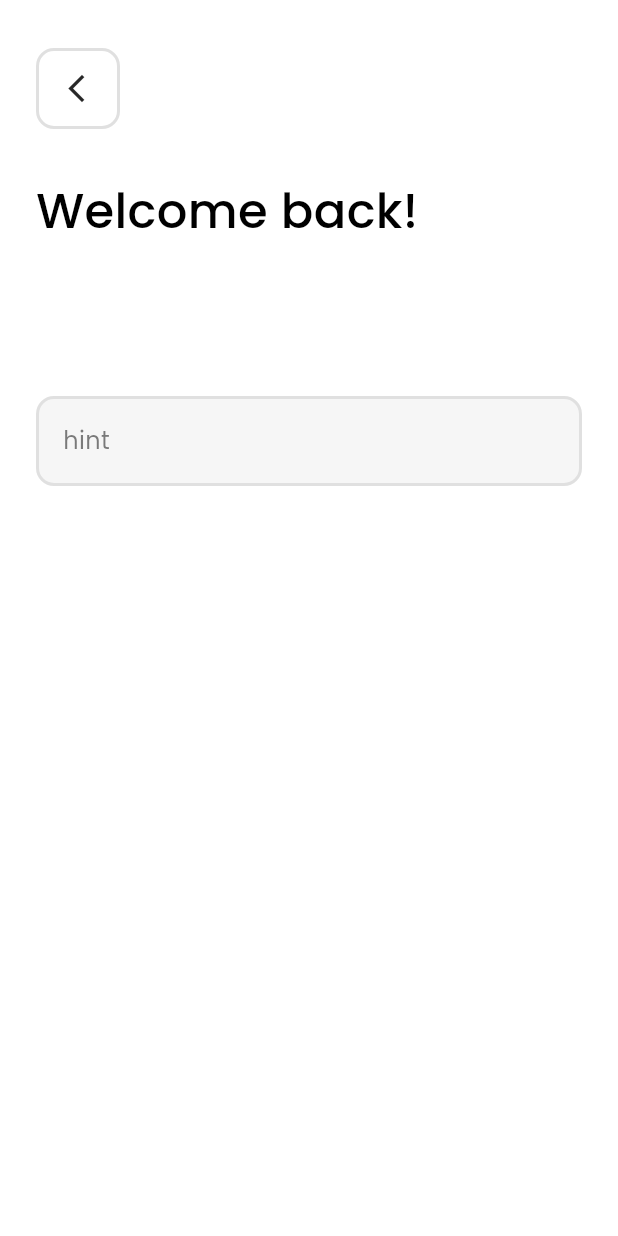
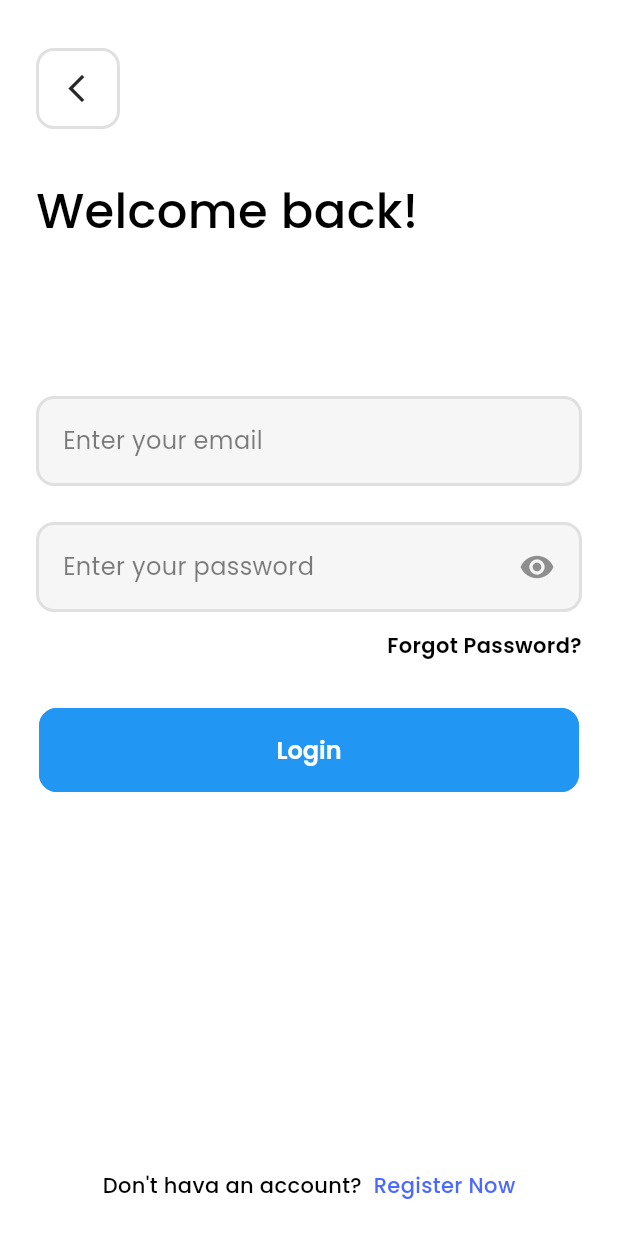
Before and after one commit to L-Mosca/movie_spot, a Flutter app: the screen it shows after launch, swiped to page 2, on a phone screen of 412 x 824 dp. Run offline on Flutter 3.47's test engine with Material 3 defaults, Android fonts, the light colour scheme and no system bars; our stand-ins replace equatable, flutter_bloc.

Commit message:
Feature: Create sign in page design and setup events.

```diff
--- a/lib/ui/screens/login/login_page.dart
+++ b/lib/ui/screens/login/login_page.dart
@@ -17,7 +17,11 @@ class LoginPage extends StatefulWidget {
 }
 
 class _LoginPageState extends State<LoginPage> {
-  final _widgetList = const [GreetingsPage(), SignInPage(), SignUpPage()];
+  final _widgetList = [
+    const GreetingsPage(),
+    const SignInPage(),
+    const SignUpPage()
+  ];
   final _pageController = PageController(initialPage: 0);
 
   @override
--- a/lib/ui/screens/login/sign_in/bloc/sign_in_bloc.dart
+++ b/lib/ui/screens/login/sign_in/bloc/sign_in_bloc.dart
@@ -7,10 +7,18 @@ class SignInBloc extends Bloc<SignInEvent, SignInState> {
 
   SignInBloc() : super(const SignInState()) {
     on<SignInInitEvent>(_init);
+    on<SignInLoginEvent>(_doLogin);
   }
 
   void _init(SignInInitEvent event, Emitter<SignInState> emitter) async {
     _signInState = _signInState.copyWith(status: SignInStatus.initial);
     emitter(_signInState);
   }
+
+  void _doLogin(SignInLoginEvent event, Emitter<SignInState> emitter) async {
+    final email = event.email;
+    final password = event.password;
+
+    print("test user data: email: $email, password: $password");
+  }
 }
--- a/lib/ui/screens/login/sign_in/bloc/sign_in_event.dart
+++ b/lib/ui/screens/login/sign_in/bloc/sign_in_event.dart
@@ -1,3 +1,10 @@
 abstract class SignInEvent {}
 
 class SignInInitEvent extends SignInEvent {}
+
+class SignInLoginEvent extends SignInEvent {
+  final String email;
+  final String password;
+
+  SignInLoginEvent({required this.email, required this.password});
+}
--- a/lib/ui/screens/login/sign_in/sign_in_page.dart
+++ b/lib/ui/screens/login/sign_in/sign_in_page.dart
@@ -1,21 +1,36 @@
 import 'package:flutter/material.dart';
 import 'package:flutter_bloc/flutter_bloc.dart';
-import 'package:movie_spot/app/providers/theme_provider.dart';
 import 'package:movie_spot/ui/screens/login/bloc/login_bloc.dart';
+import 'package:movie_spot/ui/screens/login/bloc/login_event.dart';
 import 'package:movie_spot/ui/screens/login/sign_in/bloc/sign_in_bloc.dart';
 import 'package:movie_spot/ui/screens/login/sign_in/widgets/sign_in_back_button.dart';
+import 'package:movie_spot/ui/screens/login/sign_in/widgets/sign_in_dont_have_account.dart';
+import 'package:movie_spot/ui/screens/login/sign_in/widgets/sign_in_email_field.dart';
+import 'package:movie_spot/ui/screens/login/sign_in/widgets/sign_in_forgot_password.dart';
+import 'package:movie_spot/ui/screens/login/sign_in/widgets/sign_in_login_button.dart';
+import 'package:movie_spot/ui/screens/login/sign_in/widgets/sign_in_password_field.dart';
 import 'package:movie_spot/ui/screens/login/sign_in/widgets/sign_in_title.dart';
-import 'package:movie_spot/ui/system_design/ms_text_field.dart';
+import 'package:movie_spot/utils/constants/app_constants.dart';
 import 'package:movie_spot/utils/constants/sizes.dart';
+import 'package:movie_spot/utils/device/device_utils.dart';
 
+import 'bloc/sign_in_event.dart';
 import 'bloc/sign_in_state.dart';
 
-class SignInPage extends StatelessWidget {
+class SignInPage extends StatefulWidget {
   const SignInPage({super.key});
 
   @override
+  State<SignInPage> createState() => _SignInPageState();
+}
+
+class _SignInPageState extends State<SignInPage> {
+  String _email = "";
+  String _password = "";
+
+  @override
   Widget build(BuildContext context) {
-    final loginBloc = BlocProvider.of<LoginBloc>(context);
+    final LoginBloc loginBloc = BlocProvider.of<LoginBloc>(context);
 
     return BlocListener<SignInBloc, SignInState>(
       listener: _onChanged,
@@ -27,28 +42,66 @@ class SignInPage extends StatelessWidget {
 
   Widget _pageContent(LoginBloc bloc) {
     return BlocBuilder<SignInBloc, SignInState>(builder: (context, state) {
-      return Container(
+      return GestureDetector(
+        onTap: _hideKeyboard(),
+        child: Container(
           margin: const EdgeInsets.symmetric(horizontal: AppSizes.lg),
           child: Column(
             children: [
               SignInBackButton(onPressed: _back(bloc, context)),
-            Expanded(
-              child: Column(
-                children: [
-                  const SignInTitle(),
-                  const SizedBox(height: 100),
-                  MsTextField(onTextChanged: (_) {}, hintText: 'hint')
+              _loginForm(bloc),
+              SignInDontHaveAccount(onPressed: _navigateToSignUp(bloc))
             ],
           ),
-            )
-          ],
         ),
       );
     });
   }
 
+  Widget _loginForm(LoginBloc bloc) {
+    return Expanded(
+      child: SingleChildScrollView(
+        child: Column(
+          children: [
+            const SignInTitle(),
+            const SizedBox(height: 100),
+            SignInEmailField(onTextChanged: _updateEmailValue),
+            const SizedBox(height: AppSizes.lg),
+            SignInPasswordField(onTextChanged: _updatePasswordValue),
+            const SizedBox(height: 12.0),
+            SignInForgotPassword(onPressed: _navigateToSignUp(bloc)),
+            const SizedBox(height: AppSizes.xl),
+            SignInLoginButton(onPressed: _doLogin()),
+          ],
+        ),
+      ),
+    );
+  }
+
+  void _updateEmailValue(String newValue) {
+    setState(() => _email = newValue);
+  }
+
+  void _updatePasswordValue(String newValue) {
+    setState(() => _password = newValue);
+  }
+
+  void Function() _navigateToSignUp(LoginBloc bloc) => () {
+        bloc.add(LoginChangePageEvent(newIndex: AppConstants.signUpPageIndex));
+      };
+
+  void Function() _doLogin() => () {
+        _hideKeyboard();
+        context
+            .read<SignInBloc>()
+            .add(SignInLoginEvent(email: _email, password: _password));
+      };
+
   void Function() _back(LoginBloc bloc, BuildContext context) => () {
-        context.switchThemeMode();
-        //bloc.add(LoginBackPageEvent());
+        bloc.add(LoginBackPageEvent());
+      };
+
+  void Function() _hideKeyboard() => () {
+        DeviceUtils.hideKeyboard(context);
       };
 }
--- /dev/null
+++ b/lib/ui/screens/login/sign_in/widgets/sign_in_dont_have_account.dart
@@ -0,0 +1,49 @@
+import 'package:flutter/material.dart';
+import 'package:movie_spot/localization/localization_extensions.dart';
+import 'package:movie_spot/ui/system_design/ms_text.dart';
+import 'package:movie_spot/utils/constants/app_colors.dart';
+import 'package:movie_spot/utils/constants/sizes.dart';
+
+class SignInDontHaveAccount extends StatelessWidget {
+  const SignInDontHaveAccount({super.key, required this.onPressed});
+
+  final void Function() onPressed;
+
+  @override
+  Widget build(BuildContext context) {
+    return Align(
+      alignment: Alignment.bottomCenter,
+      child: Container(
+        margin: _margin,
+        child: Row(
+          mainAxisAlignment: MainAxisAlignment.center,
+          children: [
+            _dontHaveAccount(context),
+            _registerNow(context),
+          ],
+        ),
+      ),
+    );
+  }
+
+  EdgeInsets get _margin => const EdgeInsets.only(
+        bottom: AppSizes.lg,
+        right: AppSizes.sm,
+        left: AppSizes.sm,
+      );
+
+  MsText _dontHaveAccount(BuildContext context) => MsText(
+        text: context.appLocalizations.dontHasAccount,
+        fontWeight: FontWeight.w500,
+      );
+
+  Widget _registerNow(BuildContext context) => GestureDetector(
+        onTap: onPressed,
+        child: MsText(
+          text: "  ${context.appLocalizations.registerNow}",
+          fontLightColor: AppColors.primary,
+          fontDarkColor: AppColors.primary,
+          fontWeight: FontWeight.w500,
+        ),
+      );
+}
--- /dev/null
+++ b/lib/ui/screens/login/sign_in/widgets/sign_in_email_field.dart
@@ -0,0 +1,20 @@
+import 'package:flutter/material.dart';
+import 'package:movie_spot/localization/localization_extensions.dart';
+import 'package:movie_spot/ui/system_design/ms_text_field.dart';
+import 'package:movie_spot/utils/constants/sizes.dart';
+
+class SignInEmailField extends StatelessWidget {
+  const SignInEmailField({super.key, required this.onTextChanged});
+
+  final ValueChanged<String> onTextChanged;
+
+  @override
+  Widget build(BuildContext context) {
+    return MsTextField(
+      onTextChanged: onTextChanged,
+      hintText: context.appLocalizations.insertEmail,
+      fontSize: AppSizes.fontSizeMd,
+      fontWeight: FontWeight.w600,
+    );
+  }
+}
--- /dev/null
+++ b/lib/ui/screens/login/sign_in/widgets/sign_in_forgot_password.dart
@@ -0,0 +1,26 @@
+import 'package:flutter/material.dart';
+import 'package:movie_spot/localization/localization_extensions.dart';
+import 'package:movie_spot/ui/system_design/ms_text.dart';
+import 'package:movie_spot/utils/constants/sizes.dart';
+
+class SignInForgotPassword extends StatelessWidget {
+  const SignInForgotPassword({super.key, required this.onPressed});
+
+  final void Function() onPressed;
+
+  @override
+  Widget build(BuildContext context) {
+    return GestureDetector(
+      onTap: onPressed,
+      child: SizedBox(
+        width: double.infinity,
+        child: MsText(
+          text: context.appLocalizations.forgotPassword,
+          fontSize: AppSizes.fontSizeSm,
+          fontWeight: FontWeight.w600,
+          textAlign: TextAlign.end,
+        ),
+      ),
+    );
+  }
+}
--- /dev/null
+++ b/lib/ui/screens/login/sign_in/widgets/sign_in_login_button.dart
@@ -0,0 +1,19 @@
+import 'package:flutter/material.dart';
+import 'package:movie_spot/localization/localization_extensions.dart';
+import 'package:movie_spot/ui/system_design/ms_elevated_button.dart';
+import 'package:movie_spot/utils/constants/app_colors.dart';
+
+class SignInLoginButton extends StatelessWidget {
+  const SignInLoginButton({super.key, required this.onPressed});
+
+  final void Function() onPressed;
+
+  @override
+  Widget build(BuildContext context) {
+    return MsElevatedButton(
+      onPressed: onPressed,
+      text: context.appLocalizations.signIn,
+      fontColor: AppColors.white,
+    );
+  }
+}
--- /dev/null
+++ b/lib/ui/screens/login/sign_in/widgets/sign_in_password_field.dart
@@ -0,0 +1,21 @@
+import 'package:flutter/material.dart';
+import 'package:movie_spot/localization/localization_extensions.dart';
+import 'package:movie_spot/ui/system_design/ms_text_field.dart';
+import 'package:movie_spot/utils/constants/sizes.dart';
+
+class SignInPasswordField extends StatelessWidget {
+  const SignInPasswordField({super.key, required this.onTextChanged});
+
+  final ValueChanged<String> onTextChanged;
+
+  @override
+  Widget build(BuildContext context) {
+    return MsTextField(
+      onTextChanged: onTextChanged,
+      hintText: context.appLocalizations.insertPassword,
+      fontSize: AppSizes.fontSizeMd,
+      fontWeight: FontWeight.w600,
+      passwordField: true,
+    );
+  }
+}
```
Lines whose indentation alone changed are shown as unchanged.
